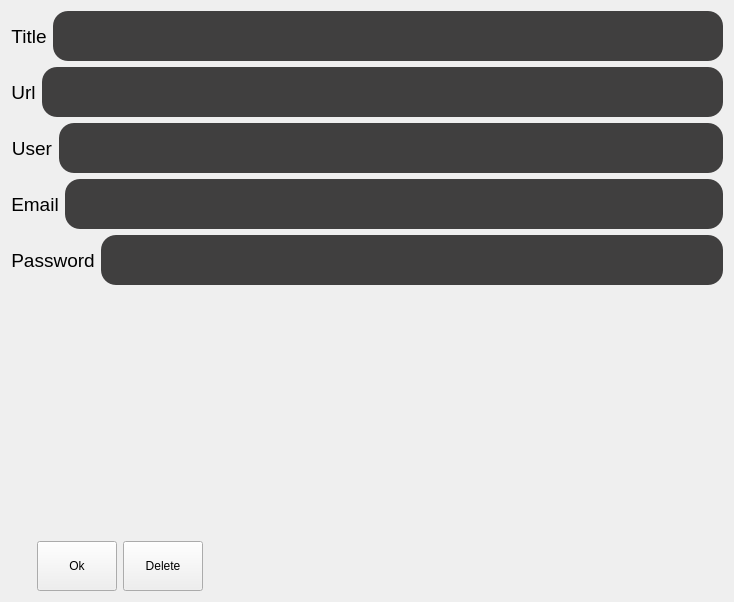
This is widgets/infowidget.ui in commmrade/PasswordManager as Qt 5 draws it before an edit. The edited form follows.
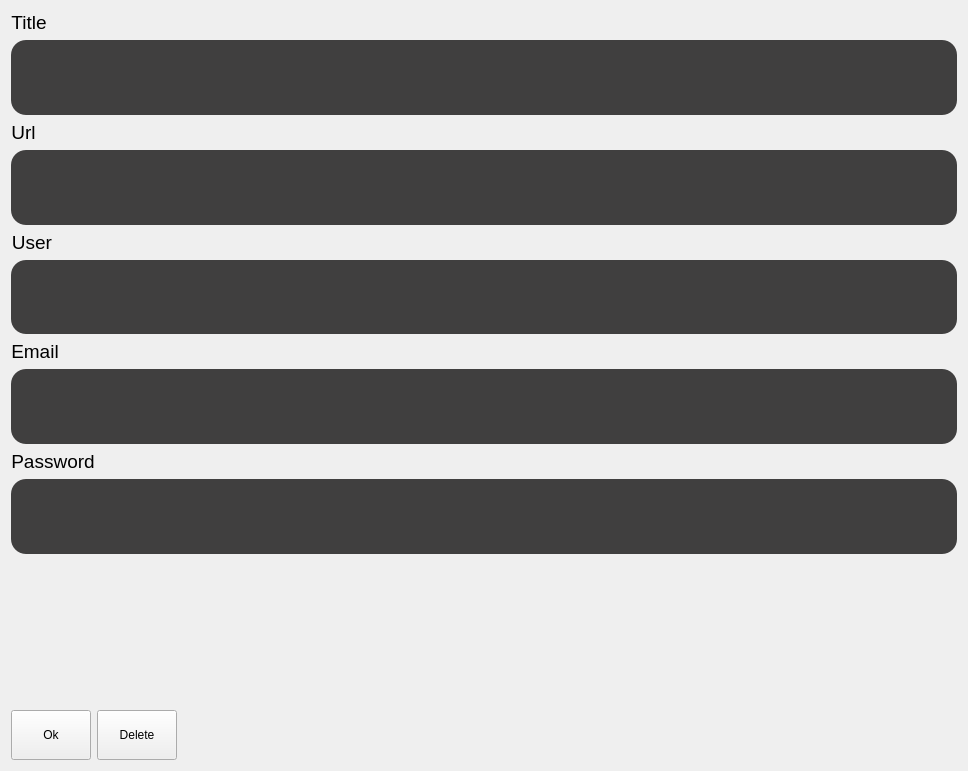
This is the edited form.

```diff
--- a/widgets/infowidget.ui
+++ b/widgets/infowidget.ui
@@ -6,34 +6,18 @@
    <rect>
     <x>0</x>
     <y>0</y>
-    <width>734</width>
-    <height>531</height>
+    <width>968</width>
+    <height>771</height>
    </rect>
   </property>
   <property name="windowTitle">
    <string>Form</string>
   </property>
-  <layout class="QGridLayout" name="gridLayout">
-   <item row="0" column="0">
-    <spacer name="verticalSpacer_5">
-     <property name="orientation">
-      <enum>Qt::Orientation::Vertical</enum>
-     </property>
-     <property name="sizeType">
-      <enum>QSizePolicy::Policy::Maximum</enum>
-     </property>
-     <property name="sizeHint" stdset="0">
-      <size>
-       <width>20</width>
-       <height>40</height>
-      </size>
-     </property>
-    </spacer>
-   </item>
-   <item row="1" column="0" colspan="2">
-    <layout class="QVBoxLayout" name="verticalLayout">
+  <layout class="QVBoxLayout" name="verticalLayout_6">
      <item>
-      <layout class="QHBoxLayout" name="horizontalLayout">
+    <layout class="QVBoxLayout" name="verticalLayout_5">
+     <item>
+      <layout class="QHBoxLayout" name="horizontalLayout_5">
        <item>
         <widget class="QLabel" name="label">
          <property name="font">
@@ -41,6 +25,9 @@
            <pointsize>14</pointsize>
           </font>
          </property>
+         <property name="styleSheet">
+          <string notr="true">background-color: none;</string>
+         </property>
          <property name="text">
           <string>Title</string>
          </property>
@@ -50,6 +37,21 @@
         </widget>
        </item>
        <item>
+        <spacer name="horizontalSpacer_7">
+         <property name="orientation">
+          <enum>Qt::Orientation::Horizontal</enum>
+         </property>
+         <property name="sizeHint" stdset="0">
+          <size>
+           <width>40</width>
+           <height>20</height>
+          </size>
+         </property>
+        </spacer>
+       </item>
+      </layout>
+     </item>
+     <item>
         <widget class="QLineEdit" name="titleEdit">
          <property name="sizePolicy">
           <sizepolicy hsizetype="Expanding" vsizetype="MinimumExpanding">
@@ -89,18 +91,7 @@
       </layout>
      </item>
      <item>
-      <spacer name="verticalSpacer">
-       <property name="orientation">
-        <enum>Qt::Orientation::Vertical</enum>
-       </property>
-       <property name="sizeHint" stdset="0">
-        <size>
-         <width>20</width>
-         <height>40</height>
-        </size>
-       </property>
-      </spacer>
-     </item>
+    <layout class="QVBoxLayout" name="verticalLayout_4">
      <item>
       <layout class="QHBoxLayout" name="horizontalLayout_4">
        <item>
@@ -110,6 +101,9 @@
            <pointsize>14</pointsize>
           </font>
          </property>
+         <property name="styleSheet">
+          <string notr="true">background-color: none;</string>
+         </property>
          <property name="text">
           <string>Url</string>
          </property>
@@ -119,6 +113,21 @@
         </widget>
        </item>
        <item>
+        <spacer name="horizontalSpacer_6">
+         <property name="orientation">
+          <enum>Qt::Orientation::Horizontal</enum>
+         </property>
+         <property name="sizeHint" stdset="0">
+          <size>
+           <width>40</width>
+           <height>20</height>
+          </size>
+         </property>
+        </spacer>
+       </item>
+      </layout>
+     </item>
+     <item>
         <widget class="QLineEdit" name="urlEdit">
          <property name="sizePolicy">
           <sizepolicy hsizetype="Expanding" vsizetype="MinimumExpanding">
@@ -158,20 +167,9 @@
       </layout>
      </item>
      <item>
-      <spacer name="verticalSpacer_2">
-       <property name="orientation">
-        <enum>Qt::Orientation::Vertical</enum>
-       </property>
-       <property name="sizeHint" stdset="0">
-        <size>
-         <width>20</width>
-         <height>40</height>
-        </size>
-       </property>
-      </spacer>
-     </item>
+    <layout class="QVBoxLayout" name="verticalLayout_3">
      <item>
-      <layout class="QHBoxLayout" name="horizontalLayout_5">
+      <layout class="QHBoxLayout" name="horizontalLayout_3">
        <item>
         <widget class="QLabel" name="label_5">
          <property name="font">
@@ -179,6 +177,9 @@
            <pointsize>14</pointsize>
           </font>
          </property>
+         <property name="styleSheet">
+          <string notr="true">background-color: none;</string>
+         </property>
          <property name="text">
           <string>User</string>
          </property>
@@ -188,6 +189,21 @@
         </widget>
        </item>
        <item>
+        <spacer name="horizontalSpacer_5">
+         <property name="orientation">
+          <enum>Qt::Orientation::Horizontal</enum>
+         </property>
+         <property name="sizeHint" stdset="0">
+          <size>
+           <width>40</width>
+           <height>20</height>
+          </size>
+         </property>
+        </spacer>
+       </item>
+      </layout>
+     </item>
+     <item>
         <widget class="QLineEdit" name="userEdit">
          <property name="sizePolicy">
           <sizepolicy hsizetype="Expanding" vsizetype="MinimumExpanding">
@@ -227,20 +243,9 @@
       </layout>
      </item>
      <item>
-      <spacer name="verticalSpacer_3">
-       <property name="orientation">
-        <enum>Qt::Orientation::Vertical</enum>
-       </property>
-       <property name="sizeHint" stdset="0">
-        <size>
-         <width>20</width>
-         <height>40</height>
-        </size>
-       </property>
-      </spacer>
-     </item>
+    <layout class="QVBoxLayout" name="verticalLayout_2">
      <item>
-      <layout class="QHBoxLayout" name="horizontalLayout_6">
+      <layout class="QHBoxLayout" name="horizontalLayout_2">
        <item>
         <widget class="QLabel" name="label_6">
          <property name="font">
@@ -248,6 +253,9 @@
            <pointsize>14</pointsize>
           </font>
          </property>
+         <property name="styleSheet">
+          <string notr="true">background-color: none;</string>
+         </property>
          <property name="text">
           <string>Email</string>
          </property>
@@ -257,6 +265,21 @@
         </widget>
        </item>
        <item>
+        <spacer name="horizontalSpacer_4">
+         <property name="orientation">
+          <enum>Qt::Orientation::Horizontal</enum>
+         </property>
+         <property name="sizeHint" stdset="0">
+          <size>
+           <width>40</width>
+           <height>20</height>
+          </size>
+         </property>
+        </spacer>
+       </item>
+      </layout>
+     </item>
+     <item>
         <widget class="QLineEdit" name="emailEdit">
          <property name="sizePolicy">
           <sizepolicy hsizetype="Expanding" vsizetype="MinimumExpanding">
@@ -296,20 +319,9 @@
       </layout>
      </item>
      <item>
-      <spacer name="verticalSpacer_4">
-       <property name="orientation">
-        <enum>Qt::Orientation::Vertical</enum>
-       </property>
-       <property name="sizeHint" stdset="0">
-        <size>
-         <width>20</width>
-         <height>40</height>
-        </size>
-       </property>
-      </spacer>
-     </item>
+    <layout class="QVBoxLayout" name="verticalLayout">
      <item>
-      <layout class="QHBoxLayout" name="horizontalLayout_7">
+      <layout class="QHBoxLayout" name="horizontalLayout">
        <item>
         <widget class="QLabel" name="label_7">
          <property name="font">
@@ -317,6 +329,9 @@
            <pointsize>14</pointsize>
           </font>
          </property>
+         <property name="styleSheet">
+          <string notr="true">background-color: none;</string>
+         </property>
          <property name="text">
           <string>Password</string>
          </property>
@@ -326,6 +341,21 @@
         </widget>
        </item>
        <item>
+        <spacer name="horizontalSpacer_3">
+         <property name="orientation">
+          <enum>Qt::Orientation::Horizontal</enum>
+         </property>
+         <property name="sizeHint" stdset="0">
+          <size>
+           <width>40</width>
+           <height>20</height>
+          </size>
+         </property>
+        </spacer>
+       </item>
+      </layout>
+     </item>
+     <item>
         <widget class="QLineEdit" name="passwordEdit">
          <property name="sizePolicy">
           <sizepolicy hsizetype="Expanding" vsizetype="MinimumExpanding">
@@ -364,9 +394,7 @@
        </item>
       </layout>
      </item>
-    </layout>
-   </item>
-   <item row="2" column="0" colspan="2">
+   <item>
     <spacer name="horizontalSpacer">
      <property name="orientation">
       <enum>Qt::Orientation::Horizontal</enum>
@@ -377,13 +405,13 @@
      <property name="sizeHint" stdset="0">
       <size>
        <width>100</width>
-       <height>250</height>
+       <height>150</height>
       </size>
      </property>
     </spacer>
    </item>
-   <item row="3" column="1">
-    <layout class="QHBoxLayout" name="horizontalLayout_2">
+   <item>
+    <layout class="QHBoxLayout" name="horizontalLayout_6">
      <item>
       <widget class="QPushButton" name="OkButton">
        <property name="minimumSize">
```
Lines whose indentation alone changed are shown as unchanged.
